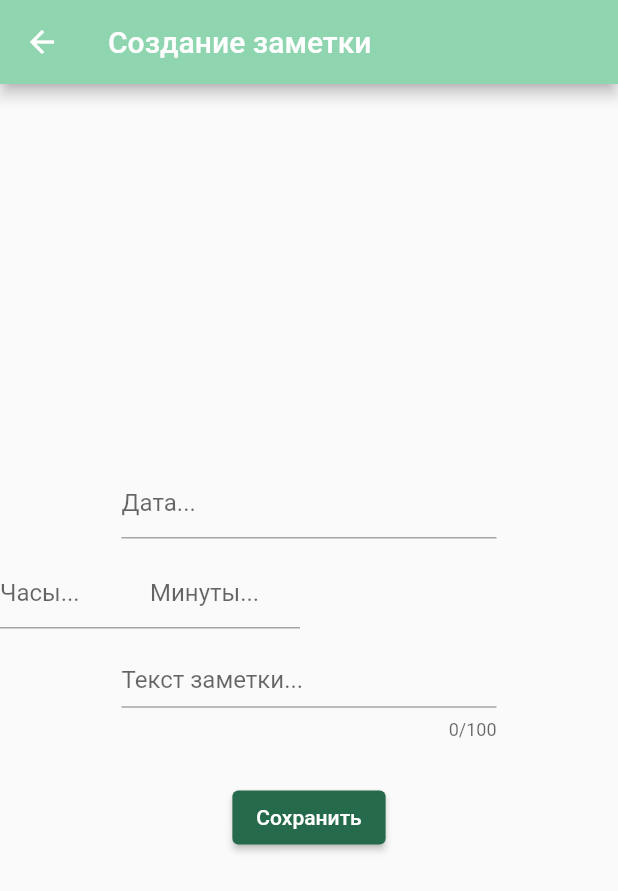
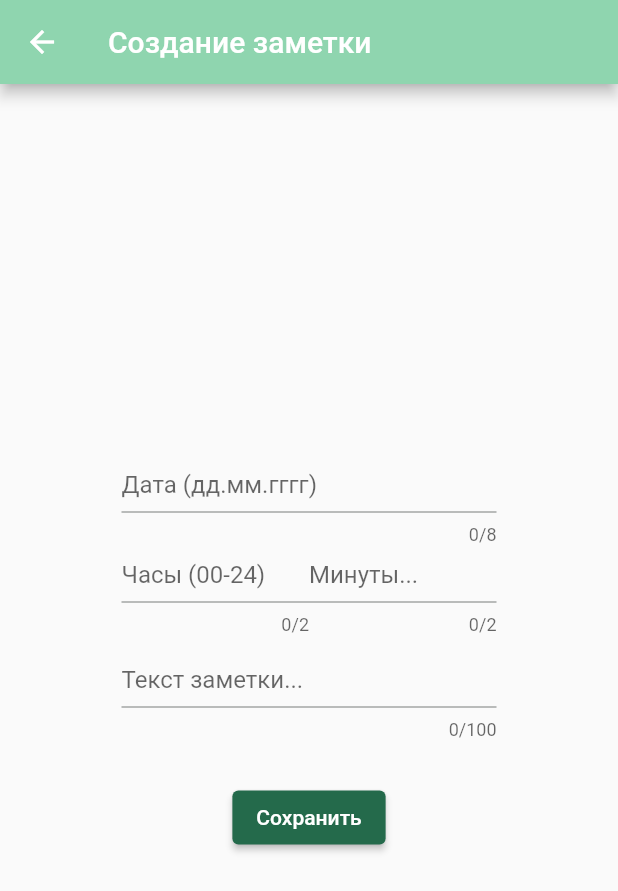
Before and after one commit to TolyanchikNeProger/mocha, a Flutter app: the MyWidget screen opened directly, on a phone screen of 412 x 824 dp. Shown: the top 891 px of the screen. Run offline on Flutter 3.47's test engine with Material 2 defaults, Android fonts, the phone set to English and light mode, and no system bars.

Commit message:
ver 0.0.0.2

```diff
--- a/lib/baza.dart
+++ b/lib/baza.dart
@@ -20,7 +20,7 @@ class Baza {
     return {
       'id': id,
       'text': text,
-      'date': DateFormat('yyyy-MM-dd').format(date),
+      'date': text,
       'timeM': text,
       'timeH': text,
     };
@@ -30,7 +30,7 @@ class Baza {
     return Baza(
       id: map['id'],
       text: map['text'],
-      date: DateTime.parse(map['date']),
+      date: map['date'],
       timeH: map['timeH'],
       timeM: map['timeM'],
     );
--- a/lib/datainput.dart
+++ b/lib/datainput.dart
@@ -14,24 +14,6 @@ class _MyWidgetState extends State<MyWidget> {
   final _timeControllerHo = TextEditingController();
   final _timeControllerMi = TextEditingController();
   final _TextController = TextEditingController();
-  DateTime _segodnyaData = DateTime.now();
-
-  void _selectDate(BuildContext context) async {
-    final DateTime? picked = await showDatePicker(
-      context: context,
-      initialDate: _segodnyaData,
-      firstDate: DateTime(2023),
-      lastDate: DateTime(2025),
-    );
-    if (picked != null && picked != _segodnyaData) {
-      setState(
-        () {
-          _segodnyaData = picked;
-          _dateController.text = DateFormat('yyyy-MM-dd').format(_segodnyaData);
-        },
-      );
-    }
-  }
 
   @override
   Widget build(BuildContext context) {
@@ -39,36 +21,44 @@ class _MyWidgetState extends State<MyWidget> {
       appBar: AppBar(
           backgroundColor: Theme.of(context).colorScheme.inversePrimary,
           title: const Text("Создание заметки")),
-      body: Center(
-        child: Column(
+      body: Column(
         mainAxisAlignment: MainAxisAlignment.center,
         children: <Widget>[
           SizedBox(
             height: 50,
             width: 250,
             child: TextField(
+              keyboardType: TextInputType.datetime,
               controller: _dateController,
-                decoration: const InputDecoration(hintText: "Дата..."),
-                onTap: () => _selectDate(context),
+              decoration: const InputDecoration(hintText: "Дата (дд.мм.гггг)"),
+              textInputAction: TextInputAction.next,
+              maxLength: 8,
             ),
           ),
           const SizedBox(height: 10.0),
           Row(
+            mainAxisAlignment: MainAxisAlignment.center,
             children: [
               SizedBox(
                 height: 50,
-                  width: 100,
+                width: 125,
                 child: TextField(
+                  keyboardType: TextInputType.datetime,
                   controller: _timeControllerHo,
-                    decoration: const InputDecoration(hintText: "Часы..."),
+                  decoration: const InputDecoration(hintText: "Часы (00-24)"),
+                  textInputAction: TextInputAction.next,
+                  maxLength: 2,
                 ),
               ),
               SizedBox(
                 height: 50,
-                  width: 100,
+                width: 125,
                 child: TextField(
+                  keyboardType: TextInputType.datetime,
                   controller: _timeControllerMi,
                   decoration: const InputDecoration(hintText: "Минуты..."),
+                  textInputAction: TextInputAction.next,
+                  maxLength: 2,
                 ),
               ),
             ],
@@ -102,28 +92,11 @@ class _MyWidgetState extends State<MyWidget> {
           )
         ],
       ),
-      ),
     );
   }
 }
 // color: const Color.fromARGB(255, 29, 226, 118),
 
-// FloatingActionButton(
-              // onPressed: () {
-              //   Navigator.push(
-              //       context,
-              //       MaterialPageRoute(
-              //           builder: (context) => MyHomePage(
-              //               date: _dateController.text,
-              //               time: _timeController.text,
-              //               text: _TextController.text,
-              //               col1: const Color.fromARGB(255, 29, 226, 118))));
-              // },
-              // child: const Icon(Icons.add),
-//             ),
-
-
-
 // DateTime dateTime = DateTime(year, month, day, hour, minutes);
 //   String formattedDate = DateFormat("yyyy-MM-dd").format(dateTime)
 //   String formattedTime = DateFormat("HH:mm").format(dateTime);
```
Lines whose indentation alone changed are shown as unchanged.
